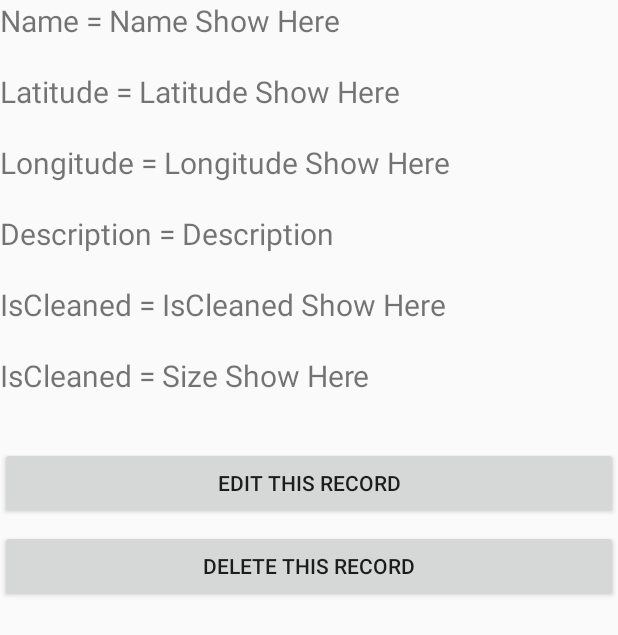
After one commit to hkostadinova/TrashApp, an Android app: the layout activity_show_single_record.xml on its own in the app's theme, with its tools: preview values and no code run, on a phone screen of 412 x 824 dp. The commit adds this screen. Shown: the top 635 px of the screen. Run offline under Robolectric (Android 15) with nearby library versions, the phone set to English and light mode, and no system bars.

Commit message:
Add List Trashes, Single Trash info

```diff
--- /dev/null
+++ b/app/src/main/res/layout/activity_show_single_record.xml
@@ -0,0 +1,162 @@
+<?xml version="1.0" encoding="utf-8"?>
+<RelativeLayout xmlns:android="http://schemas.android.com/apk/res/android"
+    xmlns:tools="http://schemas.android.com/tools"
+    android:id="@+id/activity_show_single_record"
+    android:layout_width="match_parent"
+    android:layout_height="match_parent"
+    tools:context="com.example.administrator.tabzzf.ShowSingleRecordActivity">
+
+    <TextView
+        android:id="@+id/textView1"
+        android:layout_width="wrap_content"
+        android:layout_height="wrap_content"
+        android:layout_alignParentLeft="true"
+        android:layout_alignParentStart="true"
+        android:layout_alignParentTop="true"
+        android:text="Name = "
+        android:textSize="20dp" />
+
+    <TextView
+        android:id="@+id/textView2"
+        android:layout_width="wrap_content"
+        android:layout_height="wrap_content"
+        android:layout_alignParentTop="true"
+        android:layout_toEndOf="@+id/textView1"
+        android:layout_toRightOf="@+id/textView1"
+        android:text="Name Show Here"
+        android:textSize="20dp" />
+
+    <TextView
+        android:id="@+id/textView3"
+        android:layout_width="wrap_content"
+        android:layout_height="wrap_content"
+        android:layout_alignParentLeft="true"
+        android:layout_alignParentStart="true"
+        android:layout_below="@+id/textView1"
+        android:layout_marginTop="20dp"
+        android:text="Latitude = "
+        android:textSize="20dp" />
+
+    <TextView
+        android:id="@+id/textView4"
+        android:layout_width="wrap_content"
+        android:layout_height="wrap_content"
+        android:layout_alignParentTop="true"
+        android:layout_alignBaseline="@+id/textView3"
+        android:layout_alignBottom="@+id/textView3"
+        android:layout_toEndOf="@+id/textView3"
+        android:layout_toRightOf="@+id/textView3"
+        android:text="Latitude Show Here"
+        android:textSize="20dp" />
+
+    <TextView
+        android:id="@+id/textView5"
+        android:layout_width="wrap_content"
+        android:layout_height="wrap_content"
+        android:layout_alignParentLeft="true"
+        android:layout_alignParentStart="true"
+        android:layout_below="@+id/textView3"
+        android:layout_marginTop="20dp"
+        android:text="Longitude = "
+        android:textSize="20dp" />
+
+    <TextView
+        android:id="@+id/textView6"
+        android:layout_width="wrap_content"
+        android:layout_height="wrap_content"
+        android:layout_alignParentTop="true"
+        android:layout_alignBaseline="@+id/textView5"
+        android:layout_alignBottom="@+id/textView5"
+        android:layout_toEndOf="@+id/textView5"
+        android:layout_toRightOf="@+id/textView5"
+        android:text="Longitude Show Here "
+        android:textSize="20dp" />
+
+    <TextView
+        android:id="@+id/textView7"
+        android:layout_width="wrap_content"
+        android:layout_height="wrap_content"
+        android:layout_alignParentLeft="true"
+        android:layout_alignParentStart="true"
+        android:layout_below="@+id/textView5"
+        android:layout_marginTop="20dp"
+        android:text="Description = "
+        android:textSize="20dp" />
+
+    <TextView
+        android:id="@+id/textView8"
+        android:layout_width="wrap_content"
+        android:layout_height="wrap_content"
+        android:layout_alignParentTop="true"
+        android:layout_alignBaseline="@+id/textView7"
+        android:layout_alignBottom="@+id/textView7"
+        android:layout_toEndOf="@+id/textView7"
+        android:layout_toRightOf="@+id/textView7"
+        android:text="Description "
+        android:textSize="20dp" />
+
+    <TextView
+        android:id="@+id/textView9"
+        android:layout_width="wrap_content"
+        android:layout_height="wrap_content"
+        android:layout_alignParentLeft="true"
+        android:layout_alignParentStart="true"
+        android:layout_below="@+id/textView7"
+        android:layout_marginTop="20dp"
+        android:text="IsCleaned = "
+        android:textSize="20dp" />
+
+    <TextView
+        android:id="@+id/textView10"
+        android:layout_width="wrap_content"
+        android:layout_height="wrap_content"
+        android:layout_alignParentTop="true"
+        android:layout_alignBaseline="@+id/textView9"
+        android:layout_alignBottom="@+id/textView9"
+        android:layout_toEndOf="@+id/textView9"
+        android:layout_toRightOf="@+id/textView9"
+        android:text="IsCleaned Show Here "
+        android:textSize="20dp" />
+
+    <TextView
+        android:id="@+id/textView11"
+        android:layout_width="wrap_content"
+        android:layout_height="wrap_content"
+        android:layout_alignParentLeft="true"
+        android:layout_alignParentStart="true"
+        android:layout_below="@+id/textView9"
+        android:layout_marginTop="20dp"
+        android:text="IsCleaned = "
+        android:textSize="20dp" />
+
+    <TextView
+        android:id="@+id/textView12"
+        android:layout_width="wrap_content"
+        android:layout_height="wrap_content"
+        android:layout_alignParentTop="true"
+        android:layout_alignBaseline="@+id/textView11"
+        android:layout_alignBottom="@+id/textView11"
+        android:layout_toEndOf="@+id/textView11"
+        android:layout_toRightOf="@+id/textView11"
+        android:text="Size Show Here "
+        android:textSize="20dp" />
+
+    <Button
+        android:id="@+id/buttonUpdate"
+        android:layout_width="fill_parent"
+        android:layout_height="wrap_content"
+        android:layout_below="@+id/textView11"
+        android:layout_centerHorizontal="true"
+        android:layout_marginTop="34dp"
+        android:text="Edit This Record" />
+
+    <Button
+        android:id="@+id/buttonDelete"
+        android:layout_width="fill_parent"
+        android:layout_height="wrap_content"
+        android:layout_below="@+id/buttonUpdate"
+        android:layout_centerHorizontal="true"
+        android:layout_marginTop="7dp"
+        android:text="Delete This Record" />
+
+</RelativeLayout>
```
Also changed, not shown: app/src/main/res/layout/activity_main.xml (+29 -12 lines), app/src/main/res/layout/activity_show_all_trashes.xml (added, +24 -0 lines), app/src/main/res/layout/activity_update.xml (added, +104 -0 lines), app/src/main/res/layout/layout_fourth.xml (added, +137 -0 lines).
